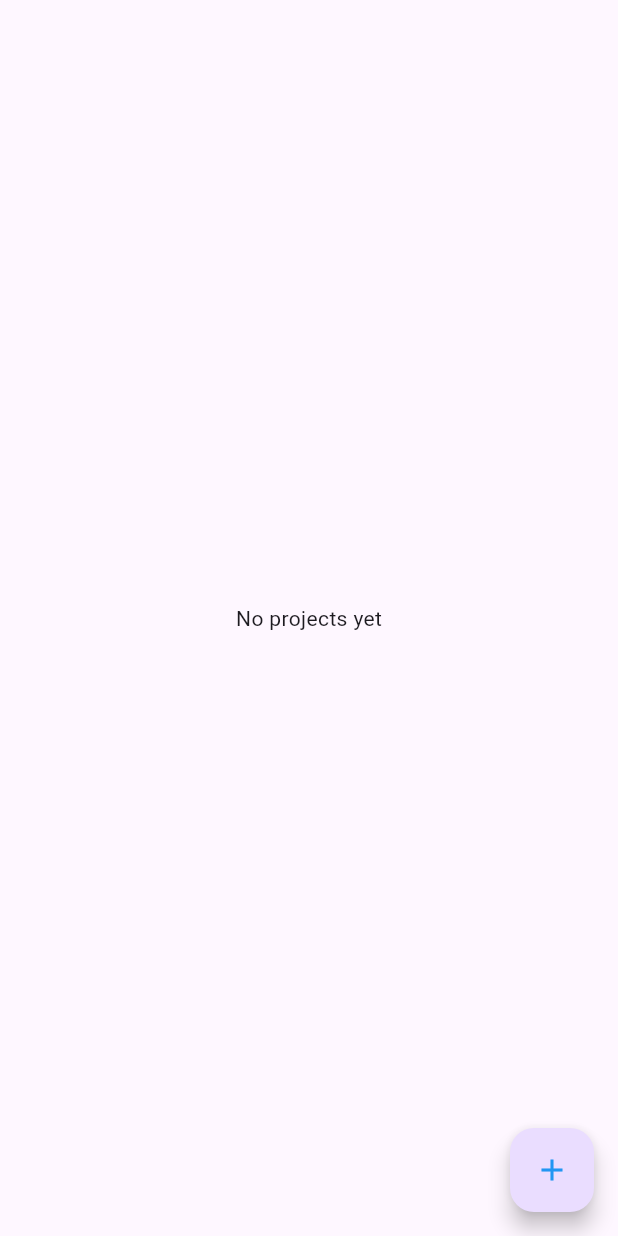
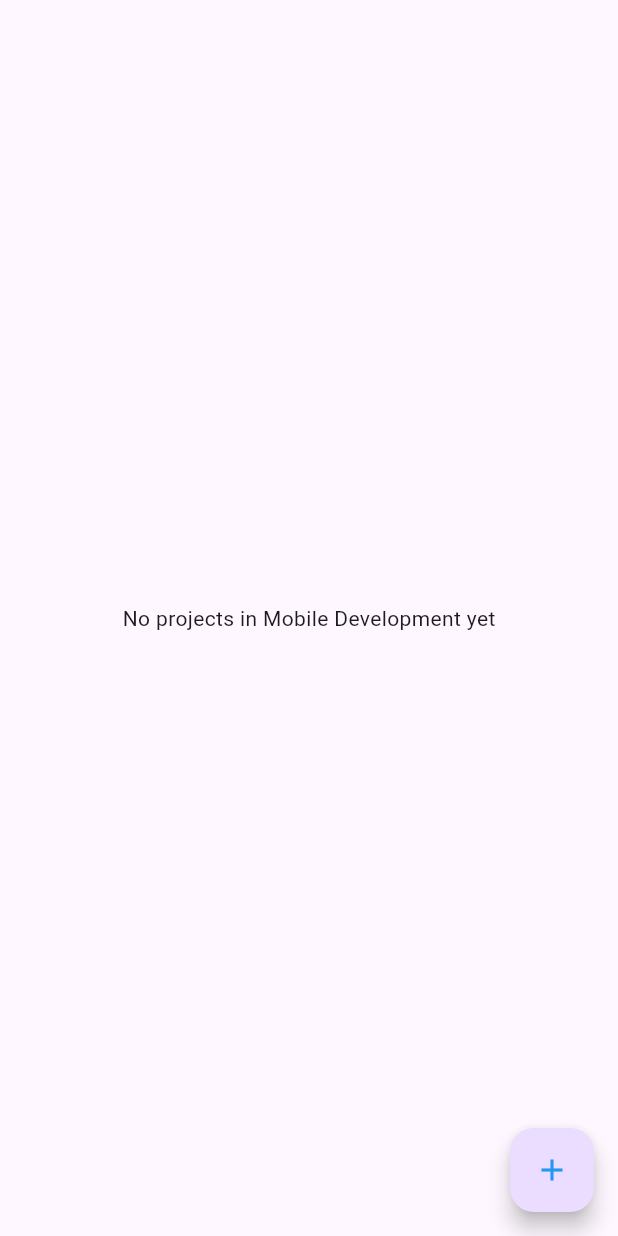
Before and after one commit to Myniv/my_portofolio_app, a Flutter app: the ProjectTabs screen opened directly, on a phone screen of 412 x 824 dp. Run offline on Flutter 3.47's test engine with Material 3 defaults, Android fonts, the phone set to English and light mode, and no system bars; our stand-ins replace image_picker.

Commit message:
Add placeholder for each portofolio tab

```diff
--- a/lib/screens/tabs/project_tabs.dart
+++ b/lib/screens/tabs/project_tabs.dart
@@ -21,7 +21,7 @@ class ProjectTabs extends StatelessWidget {
 
     return Scaffold(
       body: projectItems.isEmpty
-          ? const Center(child: Text("No projects yet"))
+          ? Center(child: Text("No projects in ${filter} yet"))
           : ListView(
               children: [
                 Padding(
```
